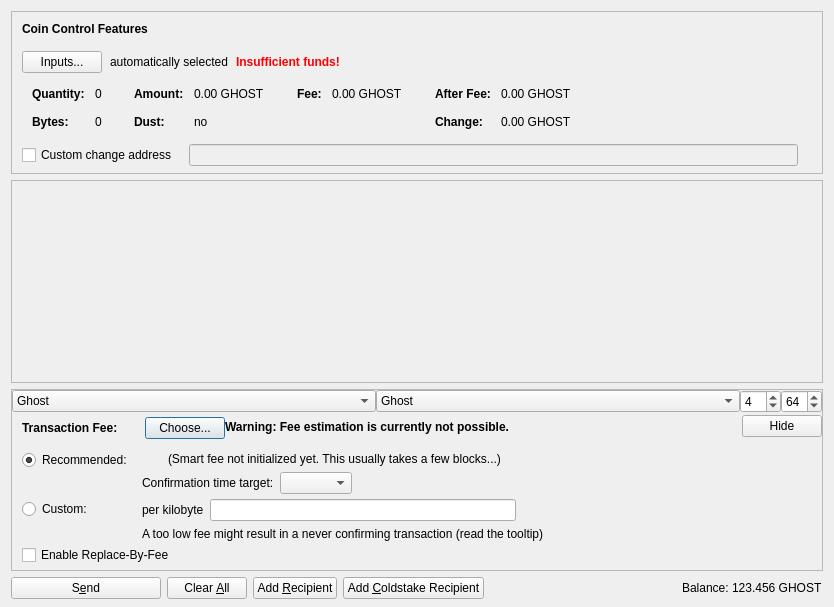
Before: the Qt Designer form src/qt/forms/sendcoinsdialog.ui in ghost-coin/ghost-intermediate, drawn with Qt 5.
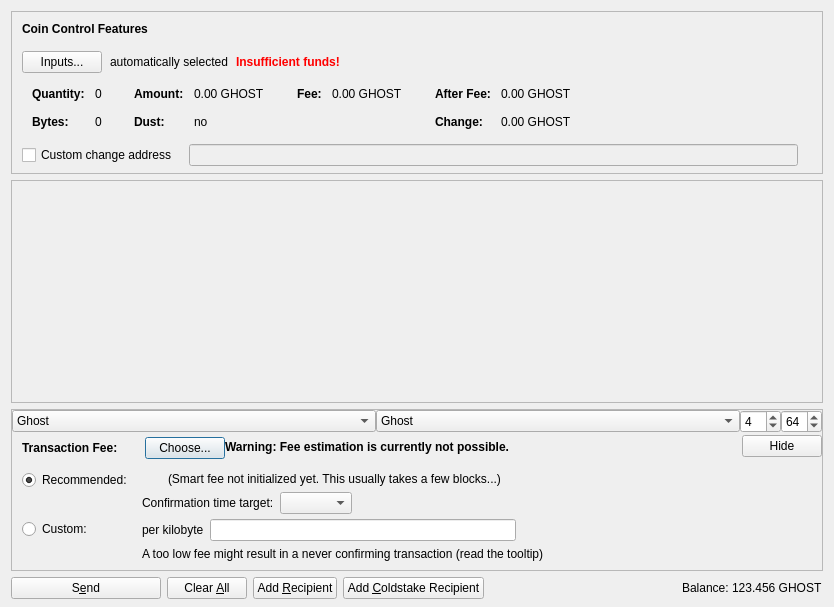
After: the same form once the commit is applied. Icons and pictures are not drawn. Custom widgets are drawn as their Qt base class.

Commit message: remove replace-by-fee dialog and send logic

What changed in the file:
```diff
--- a/src/qt/forms/sendcoinsdialog.ui
+++ b/src/qt/forms/sendcoinsdialog.ui
@@ -1161,16 +1161,6 @@
              </item>
             </layout>
            </item>
-           <item>
-            <widget class="QCheckBox" name="optInRBF">
-             <property name="text">
-              <string>Enable Replace-By-Fee</string>
-             </property>
-             <property name="toolTip">
-              <string>With Replace-By-Fee (BIP-125) you can increase a transaction's fee after it is sent. Without this, a higher fee may be recommended to compensate for increased transaction delay risk.</string>
-             </property>
-            </widget>
-           </item>
           </layout>
          </widget>
         </item>
```
The commit also changes 1 other file.
